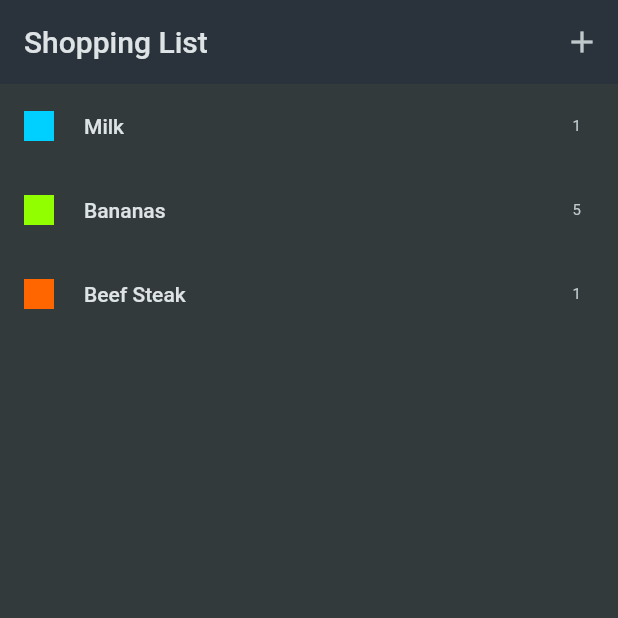
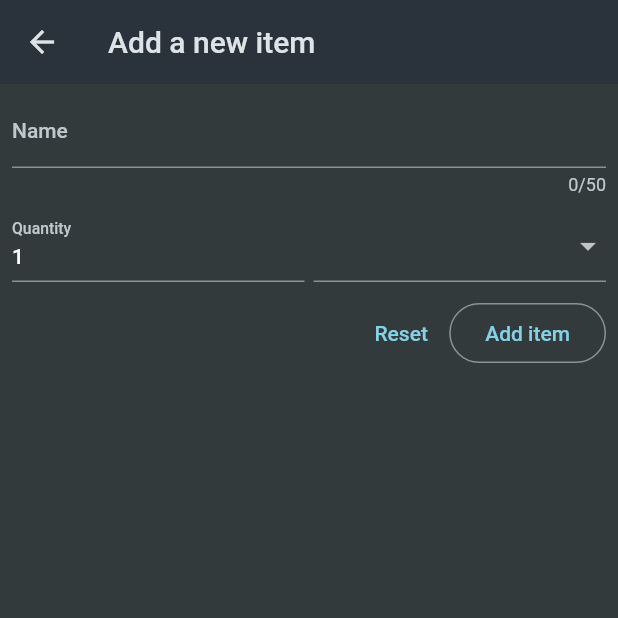
Before and after one commit to Aditya-Y-Git/my_list, a Flutter app: the screen it shows after launch, after a tap on the "add" icon, on a phone screen of 412 x 824 dp, the top half of it. Run offline on Flutter 3.47's test engine with Material 2 defaults, Android fonts, the phone set to English and light mode, and no system bars.

Commit message:
created add item page with a form to enter values

```diff
--- /dev/null
+++ b/lib/widgets/add_item.dart
@@ -0,0 +1,85 @@
+import 'package:flutter/material.dart';
+import 'package:my_list/data/categories.dart';
+
+class AddItem extends StatefulWidget {
+  const AddItem({super.key});
+
+  @override
+  State<AddItem> createState() => _AddItemState();
+}
+
+class _AddItemState extends State<AddItem> {
+  @override
+  Widget build(BuildContext context) {
+    return Scaffold(
+      appBar: AppBar(
+        title: const Text('Add a new item'),
+      ),
+      body: Form(
+        child: Padding(
+          padding: const EdgeInsets.all(8.0),
+          child: Column(
+            children: [
+              TextFormField(
+                maxLength: 50,
+                decoration: const InputDecoration(
+                  label: Text('Name'),
+                ),
+              ),
+              const SizedBox(
+                height: 10,
+              ),
+              Row(
+                crossAxisAlignment: CrossAxisAlignment.end,
+                children: [
+                  Expanded(
+                    child: TextFormField(
+                      keyboardType: TextInputType.number,
+                      decoration: const InputDecoration(
+                        label: Text('Quantity'),
+                      ),
+                      initialValue: '1',
+                    ),
+                  ),
+                  const SizedBox(
+                    width: 6,
+                  ),
+                  Expanded(
+                    child: DropdownButtonFormField(items: [
+                      for (final category in categories.entries)
+                        DropdownMenuItem(
+                          value: category.value,
+                          child: Row(children: [
+                            Container(
+                              height: 16,
+                              width: 16,
+                              color: category.value.color,
+                            ),
+                            const SizedBox(
+                              width: 6,
+                            ),
+                            Text(category.value.title)
+                          ]),
+                        )
+                    ], onChanged: (value) {}),
+                  )
+                ],
+              ),
+              const SizedBox(
+                height: 10,
+              ),
+              Row(
+                mainAxisAlignment: MainAxisAlignment.end,
+                children: [
+                  TextButton(onPressed: () {}, child: const Text('Reset')),
+                  OutlinedButton(
+                      onPressed: () {}, child: const Text('Add item')),
+                ],
+              ),
+            ],
+          ),
+        ),
+      ),
+    );
+  }
+}
--- a/lib/widgets/grocery_list.dart
+++ b/lib/widgets/grocery_list.dart
@@ -1,8 +1,20 @@
 import 'package:flutter/material.dart';
 import 'package:my_list/data/dummy_items.dart';
+import 'package:my_list/widgets/add_item.dart';
 
-class GroceryList extends StatelessWidget {
+class GroceryList extends StatefulWidget {
   const GroceryList({super.key});
+
+  @override
+  State<GroceryList> createState() => _GroceryListState();
+}
+
+class _GroceryListState extends State<GroceryList> {
+  void _addItem() {
+    Navigator.of(context).push(MaterialPageRoute(
+      builder: (context) => const AddItem(),
+    ));
+  }
 
   @override
   Widget build(BuildContext context) {
@@ -10,7 +22,10 @@ class GroceryList extends StatelessWidget {
       appBar: AppBar(
         title: const Text('Shopping List'),
         actions: [
-          IconButton(onPressed: () {}, icon: const Icon(Icons.add)),
+          IconButton(
+            onPressed: _addItem,
+            icon: const Icon(Icons.add),
+          ),
         ],
       ),
       body: ListView.builder(
```
